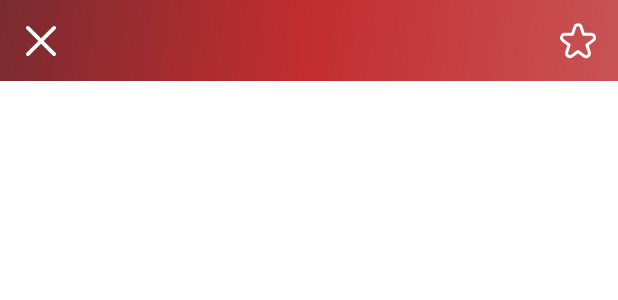
After one commit to daefimov-1/SilkWay_Android, an Android app: the layout activity_catalog_details.xml on its own in the app's theme, with its tools: preview values and no code run, on a phone screen of 412 x 824 dp. The commit adds this screen. Shown: the top 300 px of the screen. Run offline under Robolectric (Android 15) with nearby library versions, the phone set to English and light mode, and no system bars.

Commit message:
the development of catalog details screen has begun

```diff
--- a/SilkWay/app/build.gradle
+++ b/SilkWay/app/build.gradle
@@ -1,6 +1,7 @@
 plugins {
     id 'com.android.application'
     id 'org.jetbrains.kotlin.android'
+    id 'kotlin-parcelize'
 }
 
 android {
@@ -61,4 +62,7 @@ dependencies {
 
     //CardView
     implementation 'androidx.cardview:cardview:1.0.0'
+
+    //Composite adapter
+    implementation 'com.elveum:element-adapter:0.6'
 }
--- a/SilkWay/app/src/main/AndroidManifest.xml
+++ b/SilkWay/app/src/main/AndroidManifest.xml
@@ -13,6 +13,9 @@
         android:supportsRtl="true"
         android:theme="@style/Theme.SilkWay"
         tools:targetApi="31">
+        <activity
+            android:name=".presentation.view.details.CatalogDetailsActivity"
+            android:exported="false" />
         <activity
             android:name=".presentation.view.MainActivity"
             android:exported="false" />
--- a/SilkWay/app/src/main/java/com/example/silkway/presentation/view/fragments/CatalogFragment.kt
+++ b/SilkWay/app/src/main/java/com/example/silkway/presentation/view/fragments/CatalogFragment.kt
@@ -14,6 +14,7 @@ import com.example.silkway.data.model.CatalogItem
 import com.example.silkway.data.model.NewsItem
 import com.example.silkway.presentation.view.adapters.CatalogAdapter
 import com.example.silkway.presentation.view.adapters.NewsAdapter
+import com.example.silkway.presentation.view.details.CatalogDetailsActivity
 
 
 class CatalogFragment : Fragment() {
@@ -47,7 +48,10 @@ class CatalogFragment : Fragment() {
         //Catalog List
         catalog = view?.findViewById(R.id.catalogItems)
         catalog?.layoutManager = GridLayoutManager(activity, 2)
-        val adapter2 = CatalogAdapter(activity)
+        val adapter2 = CatalogAdapter(
+            activity,
+            itemClickListener = { item -> CatalogDetailsActivity.start(requireActivity(), item)}
+        )
         val listCatalogItems = makeCatalogList()
         adapter2.submitList(listCatalogItems)
         catalog?.adapter = adapter2
--- /dev/null
+++ b/SilkWay/app/src/main/res/drawable/ic_back.xml
@@ -0,0 +1,9 @@
+<vector xmlns:android="http://schemas.android.com/apk/res/android"
+    android:width="20dp"
+    android:height="20dp"
+    android:viewportWidth="512.02"
+    android:viewportHeight="512.02">
+  <path
+      android:fillColor="#FFFFFF"
+      android:pathData="M301.26,256.01L502.64,54.65c12.5,-12.5 12.5,-32.77 0,-45.27c-12.5,-12.5 -32.77,-12.5 -45.27,0l0,0L256.01,210.76L54.65,9.38c-12.5,-12.5 -32.77,-12.5 -45.27,0s-12.5,32.77 0,45.27L210.76,256.01L9.38,457.38c-12.5,12.5 -12.5,32.77 0,45.27s32.77,12.5 45.27,0L256.01,301.26l201.37,201.39c12.5,12.5 32.77,12.5 45.27,0c12.5,-12.5 12.5,-32.77 0,-45.27L301.26,256.01z"/>
+</vector>
--- /dev/null
+++ b/SilkWay/app/src/main/res/drawable/ic_star.xml
@@ -0,0 +1,9 @@
+<vector xmlns:android="http://schemas.android.com/apk/res/android"
+    android:width="24dp"
+    android:height="24dp"
+    android:viewportWidth="24"
+    android:viewportHeight="24">
+  <path
+      android:fillColor="#FFFFFF"
+      android:pathData="M23.836,8.794a3.179,3.179 0,0 0,-3.067 -2.226L16.4,6.568L15.073,2.432a3.227,3.227 0,0 0,-6.146 0L7.6,6.568L3.231,6.568a3.227,3.227 0,0 0,-1.9 5.832L4.887,15 3.535,19.187A3.178,3.178 0,0 0,4.719 22.8a3.177,3.177 0,0 0,3.8 -0.019L12,20.219l3.482,2.559a3.227,3.227 0,0 0,4.983 -3.591L19.113,15l3.56,-2.6A3.177,3.177 0,0 0,23.836 8.794ZM21.493,10.785 L17.349,13.814a1,1 0,0 0,-0.362 1.116L18.562,19.8a1.227,1.227 0,0 1,-1.895 1.365l-4.075,-3a1,1 0,0 0,-1.184 0l-4.075,3a1.227,1.227 0,0 1,-1.9 -1.365L7.013,14.93a1,1 0,0 0,-0.362 -1.116L2.507,10.785a1.227,1.227 0,0 1,0.724 -2.217h5.1a1,1 0,0 0,0.952 -0.694l1.55,-4.831a1.227,1.227 0,0 1,2.336 0l1.55,4.831a1,1 0,0 0,0.952 0.694h5.1a1.227,1.227 0,0 1,0.724 2.217Z"/>
+</vector>
--- /dev/null
+++ b/SilkWay/app/src/main/res/layout/activity_catalog_details.xml
@@ -0,0 +1,42 @@
+<?xml version="1.0" encoding="utf-8"?>
+<androidx.constraintlayout.widget.ConstraintLayout xmlns:android="http://schemas.android.com/apk/res/android"
+    xmlns:app="http://schemas.android.com/apk/res-auto"
+    xmlns:tools="http://schemas.android.com/tools"
+    android:layout_width="match_parent"
+    android:layout_height="match_parent"
+    tools:context=".presentation.view.details.CatalogDetailsActivity">
+
+    <View
+        android:id="@+id/v_top"
+        android:layout_width="match_parent"
+        android:layout_height="54dp"
+        app:layout_constraintLeft_toLeftOf="parent"
+        app:layout_constraintTop_toTopOf="parent"
+        android:background="@drawable/account_background"/>
+
+    <ImageButton
+        android:id="@+id/ib_close"
+        android:layout_width="54dp"
+        android:layout_height="54dp"
+        app:layout_constraintLeft_toLeftOf="parent"
+        app:layout_constraintTop_toTopOf="parent"
+        android:background="@android:color/transparent"
+        android:src="@drawable/ic_back"/>
+
+    <ImageButton
+        android:id="@+id/ib_star"
+        android:layout_width="54dp"
+        android:layout_height="54dp"
+        app:layout_constraintRight_toRightOf="parent"
+        app:layout_constraintTop_toTopOf="parent"
+        android:background="@android:color/transparent"
+        android:src="@drawable/ic_star"/>
+
+    <androidx.recyclerview.widget.RecyclerView
+        android:id="@+id/rv_details_recyclerview"
+        android:layout_width="match_parent"
+        android:layout_height="wrap_content"
+        app:layout_constraintTop_toBottomOf="@id/v_top"
+        app:layout_constraintLeft_toLeftOf="parent"/>
+
+</androidx.constraintlayout.widget.ConstraintLayout>
```
Also changed, not shown: SilkWay/app/src/main/java/com/example/silkway/data/model/CatalogItem.kt (+6 -1 lines), SilkWay/app/src/main/java/com/example/silkway/presentation/view/adapters/CatalogAdapter.kt (+8 -1 lines), SilkWay/app/src/main/java/com/example/silkway/presentation/view/details/CatalogDetailsActivity.kt (added, +51 -0 lines), SilkWay/app/src/main/res/drawable/ic_star_favourite.xml (added, +9 -0 lines), SilkWay/app/src/main/res/layout/image_block_item.xml (added, +12 -0 lines).
